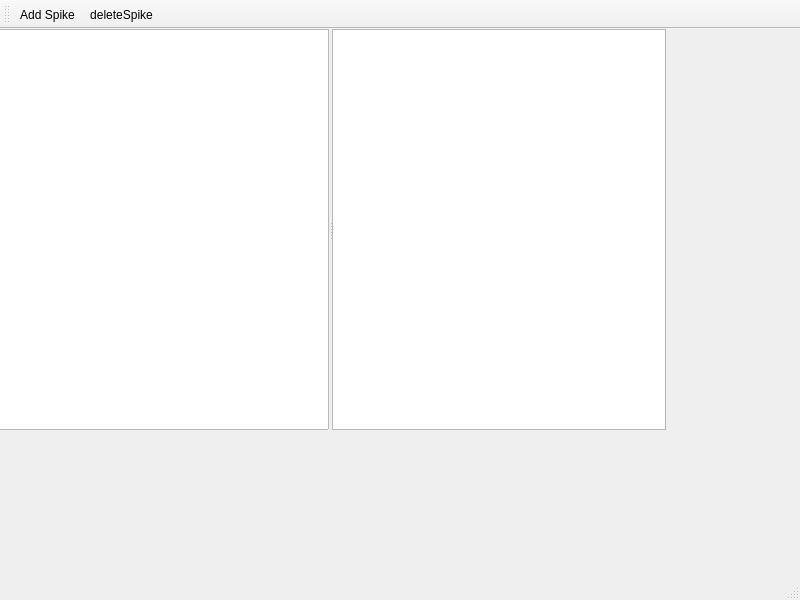
Old version of the form ui/reknote.ui in the repository Narfinger/reknote.
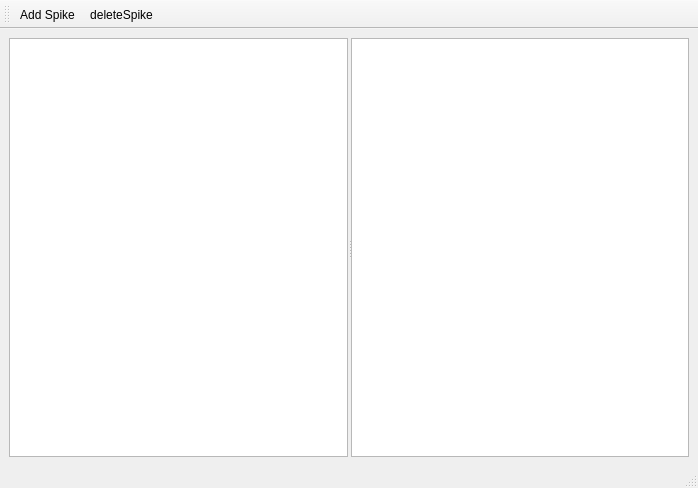
New version of the form. Icons and pictures are not drawn. Custom widgets are drawn as their Qt base class.

```diff
--- a/ui/reknote.ui
+++ b/ui/reknote.ui
@@ -6,8 +6,8 @@
    <rect>
     <x>0</x>
     <y>0</y>
-    <width>800</width>
-    <height>600</height>
+    <width>698</width>
+    <height>488</height>
    </rect>
   </property>
   <property name="font">
@@ -19,15 +19,9 @@
    <string>MainWindow</string>
   </property>
   <widget class="QWidget" name="centralwidget">
+   <layout class="QGridLayout" name="gridLayout">
+    <item row="0" column="0">
    <widget class="QSplitter" name="splitter">
-    <property name="geometry">
-     <rect>
-      <x>-5</x>
-      <y>0</y>
-      <width>671</width>
-      <height>401</height>
-     </rect>
-    </property>
     <property name="frameShape">
      <enum>QFrame::NoFrame</enum>
     </property>
@@ -73,6 +67,8 @@
      </property>
     </widget>
    </widget>
+    </item>
+   </layout>
   </widget>
   <widget class="QMenuBar" name="menubar">
    <property name="geometry">
```
Left out of the diff: 2 changed lines with no effect on the pictures. Lines whose indentation alone changed are shown as unchanged.
